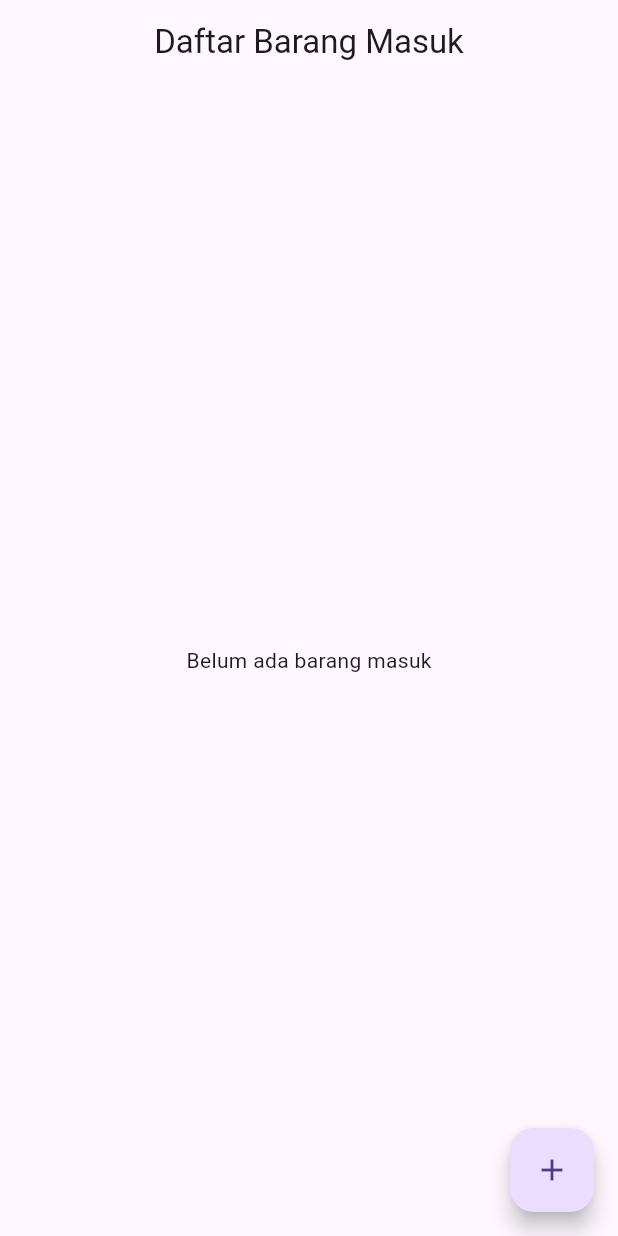
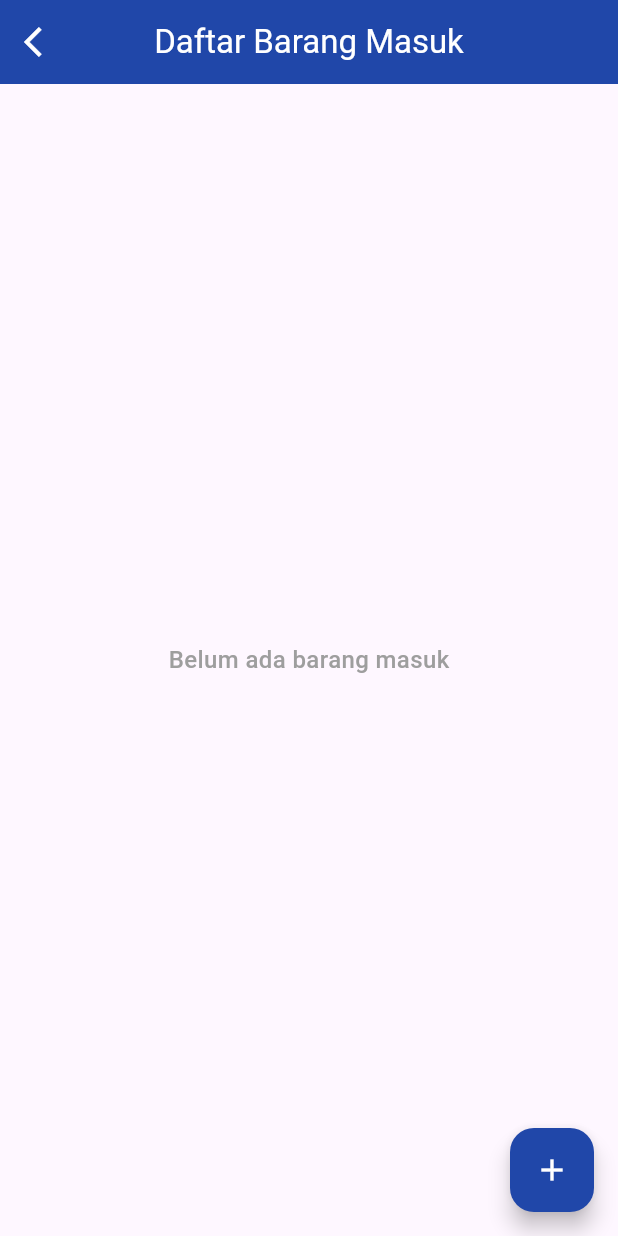
Before and after one commit to nurfaidz/simply-inventory-with-flutter, a Flutter app: the IncomingItemPage screen opened by its route, on a phone screen of 412 x 824 dp. Run offline on Flutter 3.47's test engine with Material 3 defaults, Android fonts, the phone set to English and light mode, and no system bars; our stand-ins replace dio, shared_preferences; accounts and stored records are empty; network calls fail.

Commit message:
feat(detail_incoming_item_page.dart): improve UI of detail incoming item page feat(incoming_item_page.dart): improve UI of incoming item page feat(detail_outgoing_item_page.dart): improve UI of detail outgoing item page feat(outgoing_item_page.dart): improve UI of outgoing item page

```diff
--- a/lib/features/incoming_items/incoming_item_page.dart
+++ b/lib/features/incoming_items/incoming_item_page.dart
@@ -15,7 +15,8 @@ class _IncomingItemPageState extends State<IncomingItemPage> {
   void initState() {
     super.initState();
     Future.microtask(() {
-      final incomingItemProvider = Provider.of<IncomingItemProvider>(context, listen: false);
+      final incomingItemProvider =
+          Provider.of<IncomingItemProvider>(context, listen: false);
       final authProvider = Provider.of<AuthProvider>(context, listen: false);
       String token = authProvider.token!;
       incomingItemProvider.getIncomingItems(token);
@@ -25,10 +26,21 @@ class _IncomingItemPageState extends State<IncomingItemPage> {
   @override
   Widget build(BuildContext context) {
     return Scaffold(
-        appBar:
-            AppBar(title: const Text('Daftar Barang Masuk'), centerTitle: true, automaticallyImplyLeading: false),
+      appBar: AppBar(
+        title: const Text('Daftar Barang Masuk',
+            style: TextStyle(color: Colors.white)),
+        centerTitle: true,
+        backgroundColor: const Color(0xFF2047A9),
+        elevation: 0,
+        leading: IconButton(
+          icon: const Icon(Icons.arrow_back_ios, color: Colors.white),
+          onPressed: () {
+            Navigator.pop(context);
+          },
+        ),
+      ),
       body: Padding(
-          padding: const EdgeInsets.symmetric(horizontal: 16, vertical: 8),
+        padding: const EdgeInsets.all(16),
         child: Consumer<IncomingItemProvider>(
             builder: (context, incomingItemProvider, _) {
           if (incomingItemProvider.isLoading) {
@@ -36,11 +48,19 @@ class _IncomingItemPageState extends State<IncomingItemPage> {
           }
 
           if (incomingItemProvider.incomingItems.isEmpty) {
-                return const Center(child: Text('Belum ada barang masuk'));
+            return const Center(
+                child: Text(
+              'Belum ada barang masuk',
+              style: TextStyle(
+                  fontSize: 16,
+                  fontWeight: FontWeight.w500,
+                  color: Colors.grey),
+            ));
           }
 
-              return ListView.builder(
+          return ListView.separated(
             itemCount: incomingItemProvider.incomingItems.length,
+            separatorBuilder: (_, __) => const SizedBox(height: 10),
             itemBuilder: (context, index) {
               final incomingItem = incomingItemProvider.incomingItems[index];
               return _buildIncomingCard(
@@ -53,19 +73,20 @@ class _IncomingItemPageState extends State<IncomingItemPage> {
               );
             },
           );
-            }
-
+        }),
       ),
+      floatingActionButton: FloatingActionButton(
+        onPressed: () {
+          Navigator.pushNamed(context, '/incoming-items/create');
+        },
+        backgroundColor: const Color(0xFF2047A9),
+        child: const Icon(Icons.add, color: Colors.white),
       ),
-      floatingActionButton: FloatingActionButton(onPressed: () {
-        Navigator.pushNamed(context, '/incoming-items/create');
-      }, child: const Icon(Icons.add),),
     );
   }
 
   Widget _buildIncomingCard(
-      {
-        required BuildContext context,
+      {required BuildContext context,
       required int incomingItemId,
       required String name,
       required int quantity,
@@ -75,20 +96,25 @@ class _IncomingItemPageState extends State<IncomingItemPage> {
       margin: const EdgeInsets.symmetric(vertical: 8),
       shape: RoundedRectangleBorder(borderRadius: BorderRadius.circular(12)),
       elevation: 4,
+      shadowColor: Colors.grey.withOpacity(0.3),
       child: ListTile(
         title: Text(
           name,
           style: const TextStyle(fontSize: 16, fontWeight: FontWeight.bold),
         ),
-        subtitle: Text('Jumlah: $quantity', style: const TextStyle(color: Colors.grey)),
+        subtitle: Text('Jumlah: $quantity',
+            style: const TextStyle(color: Colors.grey)),
         trailing: Column(
           mainAxisAlignment: MainAxisAlignment.center,
           children: [
             Text(date, style: const TextStyle(color: Colors.grey)),
             const SizedBox(height: 4),
-            Text(status == 'succeed' ? 'Sukses' : 'Dibatalkan', style: TextStyle(
+            Text(
+              status == 'succeed' ? 'Sukses' : 'Dibatalkan',
+              style: TextStyle(
                 color: status == 'succeed' ? Colors.green : Colors.red,
-            ),)
+              ),
+            )
           ],
         ),
         onTap: () {
```
Also changed, not shown: lib/features/incoming_items/detail_incoming_item_page.dart (+36 -33 lines), lib/features/outgoing_items/detail_outgoing_item_page.dart (+35 -29 lines), lib/features/outgoing_items/outgoing_item_page.dart (+23 -5 lines). Lines whose indentation alone changed are shown as unchanged.
